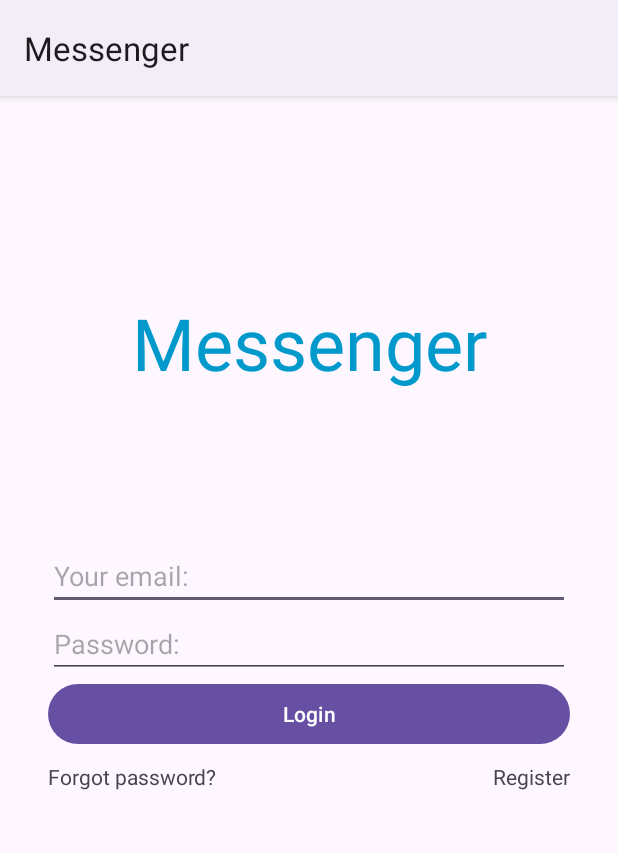
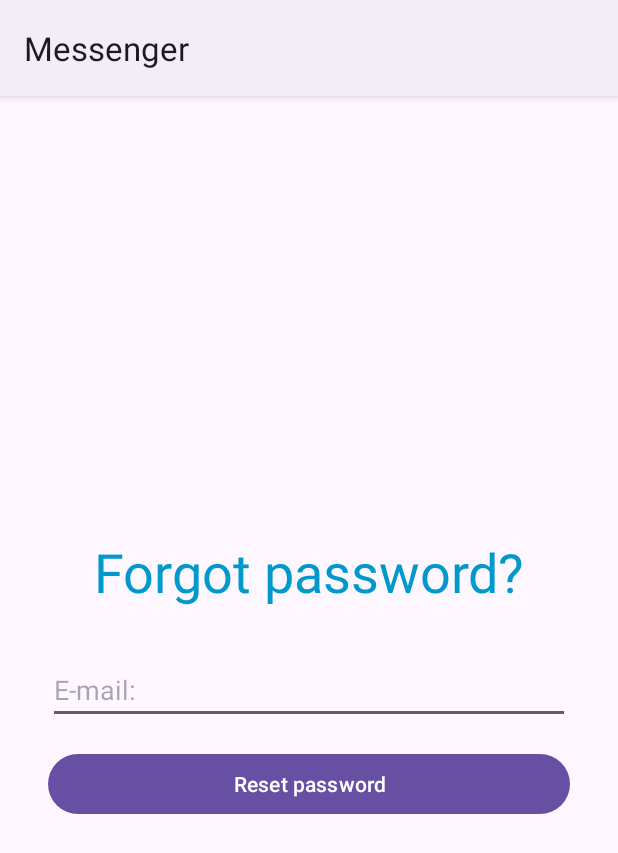
Before and after one commit to aleksandrgrigorev/Messenger, an Android app: the screen it shows after launch (LoginActivity before the commit, ResetPasswordActivity after it), after a tap on "Forgot password?", on a phone screen of 412 x 824 dp. Shown: the top 853 px of the screen. Run offline under Robolectric (Android 15) with nearby library versions, the phone set to English and light mode, and no system bars.

Commit message:
Reset Password activity impl

```diff
--- a/app/src/main/AndroidManifest.xml
+++ b/app/src/main/AndroidManifest.xml
@@ -12,6 +12,9 @@
         android:supportsRtl="true"
         android:theme="@style/Theme.Messenger"
         tools:targetApi="31">
+        <activity
+            android:name=".ResetPasswordActivity"
+            android:exported="false" />
         <activity
             android:name=".RegistrationActivity"
             android:exported="false"
--- a/app/src/main/java/com/grigorev/messenger/LoginActivity.java
+++ b/app/src/main/java/com/grigorev/messenger/LoginActivity.java
@@ -28,10 +28,15 @@ public class LoginActivity extends AppCompatActivity {
             //login
         });
         textViewForgotPassword.setOnClickListener(view -> {
-            // launch forgot password screen intent
+            Intent intent = ResetPasswordActivity.newIntent(
+                    LoginActivity.this,
+                    editTextEmail.getText().toString().trim()
+            );
+            startActivity(intent);
         });
         textViewRegister.setOnClickListener(view -> {
             Intent intent = RegistrationActivity.newIntent(LoginActivity.this);
+            startActivity(intent);
         });
     }
 
--- /dev/null
+++ b/app/src/main/java/com/grigorev/messenger/ResetPasswordActivity.java
@@ -0,0 +1,48 @@
+package com.grigorev.messenger;
+
+import androidx.appcompat.app.AppCompatActivity;
+
+import android.content.Context;
+import android.content.Intent;
+import android.os.Bundle;
+import android.view.View;
+import android.widget.Button;
+import android.widget.EditText;
+
+public class ResetPasswordActivity extends AppCompatActivity {
+
+    private static final String EXTRA_EMAIL = "email";
+
+    private EditText editTextEmail;
+    private Button buttonResetPassword;
+
+    @Override
+    protected void onCreate(Bundle savedInstanceState) {
+        super.onCreate(savedInstanceState);
+        setContentView(R.layout.activity_reset_password);
+
+        initViews();
+
+        String email = getIntent().getStringExtra(EXTRA_EMAIL);
+        editTextEmail.setText(email);
+
+        buttonResetPassword.setOnClickListener(new View.OnClickListener() {
+            @Override
+            public void onClick(View view) {
+                String email = editTextEmail.getText().toString().trim();
+                // reset email
+            }
+        });
+    }
+
+    private void initViews() {
+        editTextEmail = findViewById(R.id.editTextEmail);
+        buttonResetPassword = findViewById(R.id.buttonResetPassword);
+    }
+
+    public static Intent newIntent(Context context, String email) {
+        Intent intent = new Intent(context, ResetPasswordActivity.class);
+        intent.putExtra(EXTRA_EMAIL, email);
+        return intent;
+    }
+}
--- a/app/src/main/res/layout/activity_login.xml
+++ b/app/src/main/res/layout/activity_login.xml
@@ -8,7 +8,6 @@
     tools:context=".LoginActivity">
 
     <TextView
-        android:id="@+id/textViewTitle"
         android:layout_width="0dp"
         android:layout_height="wrap_content"
         android:text="@string/messenger"
--- /dev/null
+++ b/app/src/main/res/layout/activity_reset_password.xml
@@ -0,0 +1,34 @@
+<?xml version="1.0" encoding="utf-8"?>
+<LinearLayout xmlns:android="http://schemas.android.com/apk/res/android"
+    xmlns:tools="http://schemas.android.com/tools"
+    android:layout_width="match_parent"
+    android:layout_height="match_parent"
+    android:orientation="vertical"
+    android:padding="32dp"
+    android:gravity="center"
+    tools:context=".ResetPasswordActivity">
+
+    <TextView
+        android:layout_width="match_parent"
+        android:layout_height="wrap_content"
+        android:padding="16dp"
+        android:text="@string/forgot_password_title"
+        android:textAlignment="center"
+        android:textColor="@android:color/holo_blue_dark"
+        android:textSize="36sp" />
+
+    <EditText
+        android:id="@+id/editTextEmail"
+        android:layout_width="match_parent"
+        android:layout_height="wrap_content"
+        android:layout_marginVertical="16dp"
+        android:hint="@string/e_mail"
+        android:inputType="textEmailAddress" />
+
+    <Button
+        android:id="@+id/buttonResetPassword"
+        android:layout_width="match_parent"
+        android:layout_height="wrap_content"
+        android:text="@string/reset_password" />
+
+</LinearLayout>
--- a/app/src/main/res/values/strings.xml
+++ b/app/src/main/res/values/strings.xml
@@ -55,4 +55,6 @@
     <string name="last_name">Last name:</string>
     <string name="age">Age:</string>
     <string name="sign_up">Sign up</string>
+    <string name="forgot_password_title">Forgot password?</string>
+    <string name="reset_password">Reset password</string>
 </resources>
```
